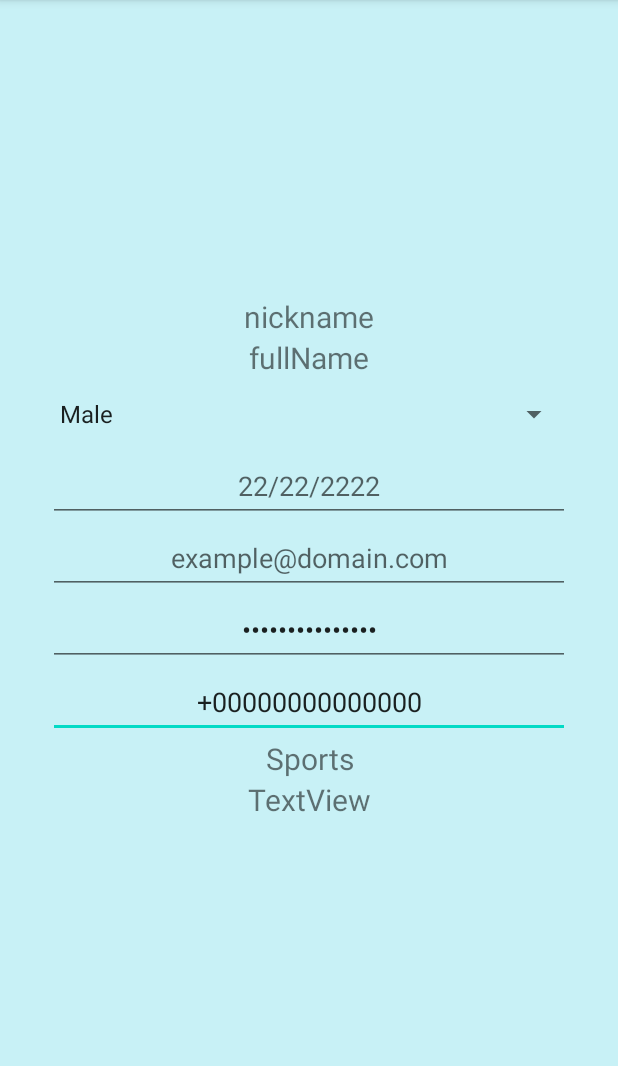
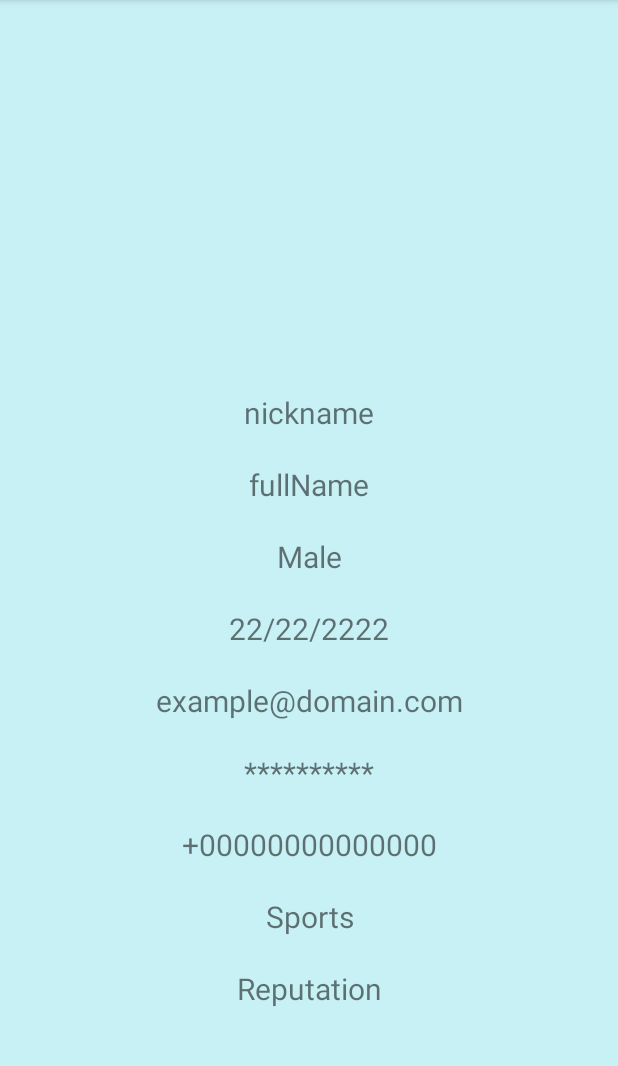
Before and after one commit to lucaruberto/MobileApplicationsDevelopment, an Android app: the screen it shows after launch (ShowProfileActivity), on a phone screen of 412 x 824 dp, the part 84-1150 px from its top. Run offline under Robolectric (Android 15) with nearby library versions, the phone set to English and light mode, and no system bars.

Commit message:
Small layout changes

```diff
--- a/Lab2/app/src/main/res/layout-land/activity_show_profile.xml
+++ b/Lab2/app/src/main/res/layout-land/activity_show_profile.xml
@@ -57,6 +57,7 @@
                     android:layout_width="match_parent"
                     android:layout_height="wrap_content"
                     android:gravity="center"
+                    android:minHeight="48dp"
                     android:text="@string/fullname"
                     android:textSize="20sp" />
 
@@ -65,82 +66,80 @@
                     android:layout_width="match_parent"
                     android:layout_height="wrap_content"
                     android:gravity="center"
+                    android:minHeight="48dp"
                     android:text="@string/nickname"
                     android:textSize="20sp" />
 
-                <Spinner
+                <TextView
                     android:id="@+id/gender"
                     android:layout_width="match_parent"
                     android:layout_height="wrap_content"
                     android:layout_gravity="center"
-                    android:entries="@array/spinnerItems"
                     android:gravity="center"
-                    android:minHeight="48dp"
-                    android:spinnerMode="dropdown" />
+                    android:text="@string/male"
+                    android:textSize="20sp"
+                    android:minHeight="48dp"/>
 
-                <EditText
+                <TextView
                     android:id="@+id/birthDate"
                     android:layout_width="match_parent"
                     android:layout_height="wrap_content"
-                    android:autofillHints="22/22/2222"
                     android:ems="10"
                     android:gravity="center"
-                    android:hint="22/22/2222"
+                    android:minHeight="48dp"
+                    android:textSize="20sp"
+                    android:text="@string/_22_22_2222"/>
 
-                    android:inputType="date"
-                    android:minHeight="48dp"
-                    tools:text="22/22/2222" />
-
-                <EditText
+                <TextView
                     android:id="@+id/emailAddress"
                     android:layout_width="match_parent"
                     android:layout_height="wrap_content"
-                    android:autofillHints="example@domain.com"
                     android:ems="10"
                     android:gravity="center"
-                    android:hint="@string/example_domain_com"
-                    android:inputType="textEmailAddress"
-                    android:minHeight="48dp" />
+                    android:text="@string/example_domain_com"
+                    android:textSize="20sp"
+                    android:minHeight="48dp"/>
 
-                <EditText
+                <TextView
                     android:id="@+id/userPassword"
                     android:layout_width="match_parent"
                     android:layout_height="wrap_content"
-                    android:autofillHints="provaprovaprova"
                     android:ems="10"
                     android:gravity="center"
-                    android:inputType="textPassword"
                     android:minHeight="48dp"
-                    android:text="@string/provaprovaprova"
+                    android:text="@string/pwd"
+                    android:textSize="20sp"
                     app:layout_constraintEnd_toEndOf="parent"
-                    app:layout_constraintStart_toStartOf="parent" />
+                    app:layout_constraintStart_toStartOf="parent"/>
 
-                <EditText
+                <TextView
                     android:id="@+id/phoneNumber"
                     android:layout_width="match_parent"
                     android:layout_height="wrap_content"
-                    android:autofillHints="+00000000000000"
                     android:ems="10"
                     android:gravity="center"
-                    android:inputType="phone"
                     android:minHeight="48dp"
-                    android:text="@string/_00000000000000" />
+                    android:text="@string/_00000000000000"
+                    android:textSize="20sp"/>
 
                 <TextView
                     android:id="@+id/sportsList"
                     android:layout_width="match_parent"
                     android:layout_height="wrap_content"
                     android:gravity="center"
+                    android:minHeight="48dp"
+                    android:scrollIndicators="bottom"
                     android:text="@string/sports"
-                    android:textSize="20sp" />
+                    android:textSize="20sp"/>
 
                 <TextView
                     android:id="@+id/reputation"
                     android:layout_width="match_parent"
                     android:layout_height="wrap_content"
                     android:gravity="center"
-                    android:text="@string/textview"
-                    android:textSize="20sp" />
+                    android:text="@string/reputation"
+                    android:textSize="20sp"
+                    android:minHeight="48dp"/>
 
             </LinearLayout>
         </ScrollView>
--- a/Lab2/app/src/main/res/layout/activity_show_profile.xml
+++ b/Lab2/app/src/main/res/layout/activity_show_profile.xml
@@ -24,7 +24,7 @@
         <ImageView
             android:id="@+id/profileImage"
             android:layout_width="match_parent"
-            android:layout_height="193dp"
+            android:layout_height="247dp"
             android:layout_marginTop="4dp"
             android:contentDescription="@string/image_resources"
             android:foregroundGravity="center"
@@ -49,7 +49,8 @@
                     android:layout_height="wrap_content"
                     android:gravity="center"
                     android:text="@string/nickname"
-                    android:textSize="20sp" />
+                    android:textSize="20sp"
+                    android:minHeight="48dp"/>
 
                 <TextView
                     android:id="@+id/nickname"
@@ -57,64 +58,59 @@
                     android:layout_height="wrap_content"
                     android:gravity="center"
                     android:text="@string/fullname"
-                    android:textSize="20sp" />
+                    android:textSize="20sp"
+                    android:minHeight="48dp"/>
 
-                <Spinner
+                <TextView
                     android:id="@+id/gender"
                     android:layout_width="match_parent"
                     android:layout_height="wrap_content"
                     android:layout_gravity="center"
-                    android:entries="@array/spinnerItems"
                     android:gravity="center"
-                    android:minHeight="48dp"
-                    android:spinnerMode="dropdown" />
+                    android:text="@string/male"
+                    android:textSize="20sp"
+                    android:minHeight="48dp" />
 
-                <EditText
+                <TextView
                     android:id="@+id/birthDate"
                     android:layout_width="match_parent"
                     android:layout_height="wrap_content"
-                    android:autofillHints="22/22/2222"
                     android:ems="10"
                     android:gravity="center"
-                    android:hint="22/22/2222"
+                    android:minHeight="48dp"
+                    android:textSize="20sp"
+                    android:text="@string/_22_22_2222" />
 
-                    android:inputType="date"
-                    android:minHeight="48dp"
-                    tools:text="22/22/2222" />
-
-                <EditText
+                <TextView
                     android:id="@+id/emailAddress"
                     android:layout_width="match_parent"
                     android:layout_height="wrap_content"
-                    android:autofillHints="example@domain.com"
                     android:ems="10"
                     android:gravity="center"
-                    android:hint="@string/example_domain_com"
-                    android:inputType="textEmailAddress"
-                    android:minHeight="48dp" />
+                    android:text="@string/example_domain_com"
+                    android:minHeight="48dp"
+                    android:textSize="20sp"/>
 
-                <EditText
+                <TextView
                     android:id="@+id/userPassword"
                     android:layout_width="match_parent"
                     android:layout_height="wrap_content"
-                    android:autofillHints="provaprovaprova"
                     android:ems="10"
                     android:gravity="center"
-                    android:inputType="textPassword"
                     android:minHeight="48dp"
-                    android:text="@string/provaprovaprova"
+                    android:textSize="20sp"
+                    android:text="@string/pwd"
                     app:layout_constraintEnd_toEndOf="parent"
                     app:layout_constraintStart_toStartOf="parent" />
 
-                <EditText
+                <TextView
                     android:id="@+id/phoneNumber"
                     android:layout_width="match_parent"
                     android:layout_height="wrap_content"
-                    android:autofillHints="+00000000000000"
                     android:ems="10"
                     android:gravity="center"
-                    android:inputType="phone"
                     android:minHeight="48dp"
+                    android:textSize="20sp"
                     android:text="@string/_00000000000000" />
 
                 <TextView
@@ -123,15 +119,17 @@
                     android:layout_height="wrap_content"
                     android:gravity="center"
                     android:text="@string/sports"
-                    android:textSize="20sp" />
+                    android:textSize="20sp"
+                    android:minHeight="48dp"/>
 
                 <TextView
                     android:id="@+id/reputation"
                     android:layout_width="match_parent"
                     android:layout_height="wrap_content"
                     android:gravity="center"
-                    android:text="@string/textview"
-                    android:textSize="20sp" />
+                    android:text="@string/reputation"
+                    android:textSize="20sp"
+                    android:minHeight="48dp"/>
 
             </LinearLayout>
         </ScrollView>
--- a/Lab2/app/src/main/res/values/strings.xml
+++ b/Lab2/app/src/main/res/values/strings.xml
@@ -1,16 +1,17 @@
 <resources>
     <string name="app_name">Lab2</string>
-    <string name="image_resources">\"user profile image\"</string>
+    <string name="image_resources">user profile image</string>
     <string name="user_data">user data</string>
     <string name="fullname">fullName</string>
     <string name="nickname">nickname</string>
+    <string name="_00000000000000">+00000000000000</string>
+    <string name="sports">Sports</string>
+    <string name="edit_profile">Edit Profile</string>
+    <string name="_22_22_2222">22/22/2222</string>
     <string name="example_domain_com">example@domain.com</string>
-    <string name="provaprovaprova">provaprovaprova</string>
-    <string name="_00000000000000">+00000000000000</string>
-    <string name="_22_22_2222">22/22/2222</string>
-    <string name="sports">Sports</string>
-    <string name="textview">TextView</string>
-    <string name="edit_profile">Edit Profile</string>
+    <string name="pwd">**********</string>
+    <string name="reputation">Reputation</string>
+    <string name="male">Male</string>
     <string-array name="spinnerItems">
         <item>Male</item>
         <item>Female</item>
```
